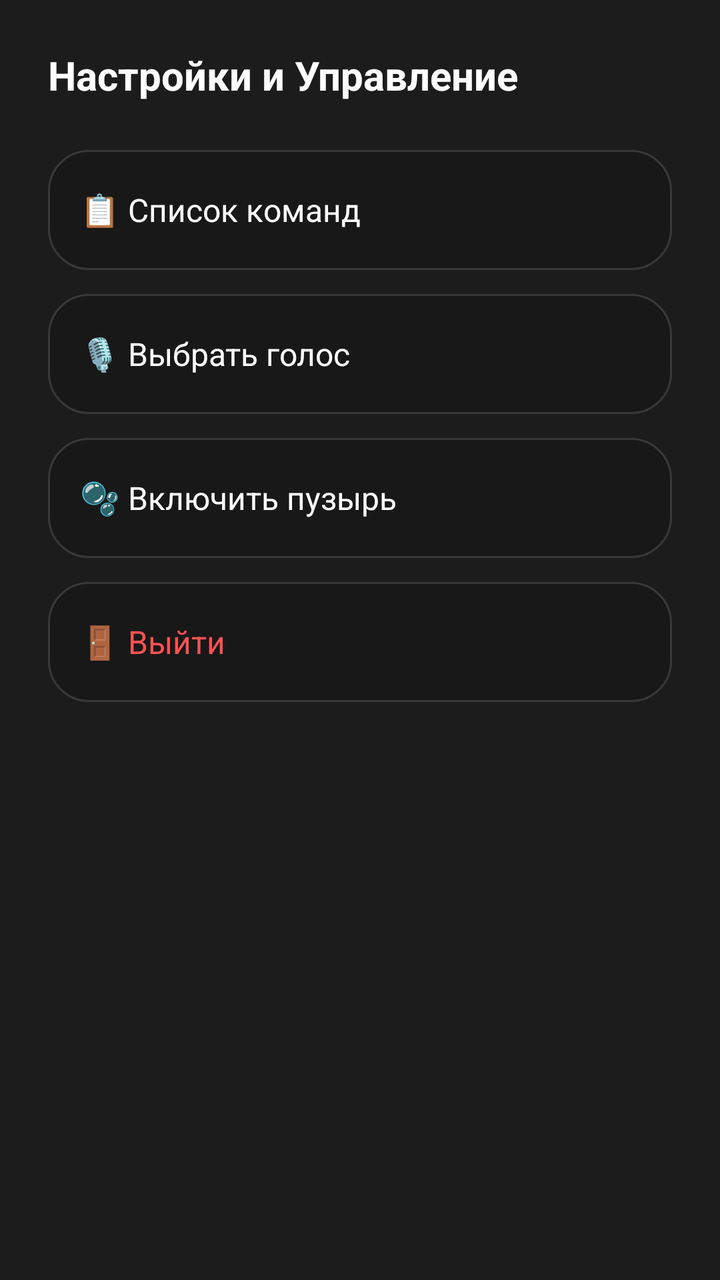
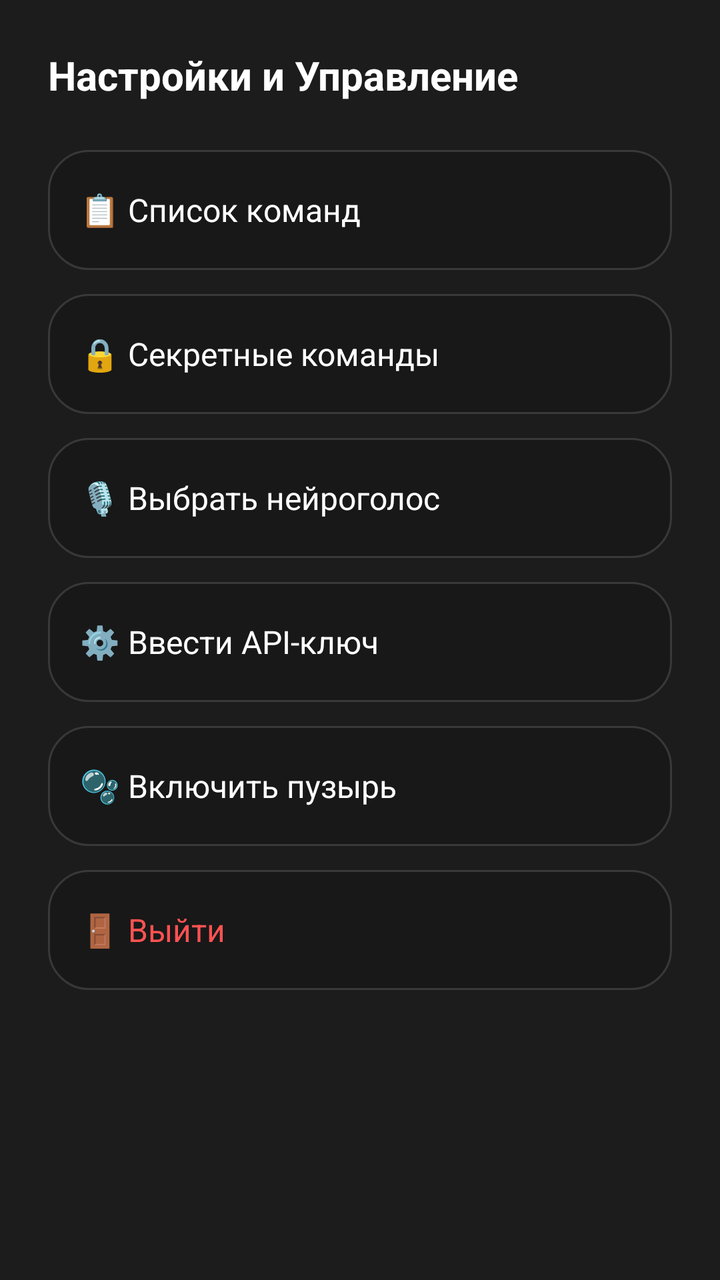

Two renders of the same Android screen: before a commit and after it. Below are the layout's source before the change and the commit's diff.
<!-- AndroidManifest.xml: application theme Theme.Jarvis -->
<!-- res/layout/dialog_menu.xml -->
<?xml version="1.0" encoding="utf-8"?>
<LinearLayout xmlns:android="http://schemas.android.com/apk/res/android"
    android:layout_width="match_parent"
    android:layout_height="wrap_content"
    android:orientation="vertical"
    android:padding="24dp"
    android:background="#1C1C1C">

    <TextView
        android:layout_width="wrap_content"
        android:layout_height="wrap_content"
        android:text="Настройки и Управление"
        android:textColor="#FFFFFF"
        android:textSize="20sp"
        android:textStyle="bold"
        android:layout_marginBottom="24dp"/>

    
    <LinearLayout
        android:id="@+id/btnMenuCommands"
        android:layout_width="match_parent"
        android:layout_height="60dp"
        android:orientation="horizontal"
        android:gravity="center_vertical"
        android:background="@drawable/bg_glass"
        android:padding="16dp"
        android:layout_marginBottom="12dp">
        <TextView
            android:layout_width="0dp"
            android:layout_height="wrap_content"
            android:layout_weight="1"
            android:text="📋 Список команд"
            android:textColor="#FFFFFF"
            android:textSize="16sp"/>
    </LinearLayout>

    
    <LinearLayout
        android:id="@+id/btnMenuVoice"
        android:layout_width="match_parent"
        android:layout_height="60dp"
        android:orientation="horizontal"
        android:gravity="center_vertical"
        android:background="@drawable/bg_glass"
        android:padding="16dp"
        android:layout_marginBottom="12dp">
        <TextView
            android:layout_width="0dp"
            android:layout_height="wrap_content"
            android:layout_weight="1"
            android:text="🎙 Выбрать голос"
            android:textColor="#FFFFFF"
            android:textSize="16sp"/>
    </LinearLayout>

    
    <LinearLayout
        android:id="@+id/btnMenuBubble"
        android:layout_width="match_parent"
        android:layout_height="60dp"
        android:orientation="horizontal"
        android:gravity="center_vertical"
        android:background="@drawable/bg_glass"
        android:padding="16dp"
        android:layout_marginBottom="12dp">
        <TextView
            android:id="@+id/tvBubbleStatus"
            android:layout_width="0dp"
            android:layout_height="wrap_content"
            android:layout_weight="1"
            android:text="🫧 Включить пузырь"
            android:textColor="#FFFFFF"
            android:textSize="16sp"/>
    </LinearLayout>

    
    <LinearLayout
        android:id="@+id/btnMenuLogout"
        android:layout_width="match_parent"
        android:layout_height="60dp"
        android:orientation="horizontal"
        android:gravity="center_vertical"
        android:background="@drawable/bg_glass"
        android:padding="16dp">
        <TextView
            android:layout_width="0dp"
            android:layout_height="wrap_content"
            android:layout_weight="1"
            android:text="🚪 Выйти"
            android:textColor="#FF5252"
            android:textSize="16sp"/>
    </LinearLayout>
</LinearLayout>
<!-- resources referenced by this layout -->
<resources>
  <!-- drawable bg_glass (drawable) -->
  <?xml version="1.0" encoding="utf-8"?>
  <shape xmlns:android="http://schemas.android.com/apk/res/android">
      <solid android:color="#D9181818"/> 
      <corners android:radius="20dp"/>
      <stroke android:width="1dp" android:color="#22FFFFFF"/> 
  </shape>
  <style name="Theme.Jarvis" parent="Theme.Material3.Dark.NoActionBar">
          <item name="colorPrimary">#6C63FF</item>
          <item name="android:statusBarColor">#0B0B0E</item>
          <item name="android:windowLightStatusBar">false</item>
          <item name="android:navigationBarColor">#0B0B0E</item>
      </style>
</resources>

<!-- the commit's change to res/layout/dialog_menu.xml (unified diff, before → after) -->
@@ -15,79 +15,28 @@
         android:textStyle="bold"
         android:layout_marginBottom="24dp"/>
 
-    
-    <LinearLayout
-        android:id="@+id/btnMenuCommands"
-        android:layout_width="match_parent"
-        android:layout_height="60dp"
-        android:orientation="horizontal"
-        android:gravity="center_vertical"
-        android:background="@drawable/bg_glass"
-        android:padding="16dp"
-        android:layout_marginBottom="12dp">
-        <TextView
-            android:layout_width="0dp"
-            android:layout_height="wrap_content"
-            android:layout_weight="1"
-            android:text="📋 Список команд"
-            android:textColor="#FFFFFF"
-            android:textSize="16sp"/>
+    <LinearLayout android:id="@+id/btnMenuCommands" android:layout_width="match_parent" android:layout_height="60dp" android:orientation="horizontal" android:gravity="center_vertical" android:background="@drawable/bg_glass" android:padding="16dp" android:layout_marginBottom="12dp">
+        <TextView android:layout_width="0dp" android:layout_height="wrap_content" android:layout_weight="1" android:text="📋 Список команд" android:textColor="#FFFFFF" android:textSize="16sp"/>
+    </LinearLayout>
+
+    <LinearLayout android:id="@+id/btnMenuSecrets" android:layout_width="match_parent" android:layout_height="60dp" android:orientation="horizontal" android:gravity="center_vertical" android:background="@drawable/bg_glass" android:padding="16dp" android:layout_marginBottom="12dp">
+        <TextView android:layout_width="0dp" android:layout_height="wrap_content" android:layout_weight="1" android:text="🔒 Секретные команды" android:textColor="#FFFFFF" android:textSize="16sp"/>
+    </LinearLayout>
+
+    <LinearLayout android:id="@+id/btnMenuVoice" android:layout_width="match_parent" android:layout_height="60dp" android:orientation="horizontal" android:gravity="center_vertical" android:background="@drawable/bg_glass" android:padding="16dp" android:layout_marginBottom="12dp">
+        <TextView android:layout_width="0dp" android:layout_height="wrap_content" android:layout_weight="1" android:text="🎙 Выбрать нейроголос" android:textColor="#FFFFFF" android:textSize="16sp"/>
     </LinearLayout>
 
     
-    <LinearLayout
-        android:id="@+id/btnMenuVoice"
-        android:layout_width="match_parent"
-        android:layout_height="60dp"
-        android:orientation="horizontal"
-        android:gravity="center_vertical"
-        android:background="@drawable/bg_glass"
-        android:padding="16dp"
-        android:layout_marginBottom="12dp">
-        <TextView
-            android:layout_width="0dp"
-            android:layout_height="wrap_content"
-            android:layout_weight="1"
-            android:text="🎙 Выбрать голос"
-            android:textColor="#FFFFFF"
-            android:textSize="16sp"/>
+    <LinearLayout android:id="@+id/btnMenuSettings" android:layout_width="match_parent" android:layout_height="60dp" android:orientation="horizontal" android:gravity="center_vertical" android:background="@drawable/bg_glass" android:padding="16dp" android:layout_marginBottom="12dp">
+        <TextView android:layout_width="0dp" android:layout_height="wrap_content" android:layout_weight="1" android:text="⚙️ Ввести API-ключ" android:textColor="#FFFFFF" android:textSize="16sp"/>
     </LinearLayout>
 
-    
-    <LinearLayout
-        android:id="@+id/btnMenuBubble"
-        android:layout_width="match_parent"
-        android:layout_height="60dp"
-        android:orientation="horizontal"
-        android:gravity="center_vertical"
-        android:background="@drawable/bg_glass"
-        android:padding="16dp"
-        android:layout_marginBottom="12dp">
-        <TextView
-            android:id="@+id/tvBubbleStatus"
-            android:layout_width="0dp"
-            android:layout_height="wrap_content"
-            android:layout_weight="1"
-            android:text="🫧 Включить пузырь"
-            android:textColor="#FFFFFF"
-            android:textSize="16sp"/>
+    <LinearLayout android:id="@+id/btnMenuBubble" android:layout_width="match_parent" android:layout_height="60dp" android:orientation="horizontal" android:gravity="center_vertical" android:background="@drawable/bg_glass" android:padding="16dp" android:layout_marginBottom="12dp">
+        <TextView android:id="@+id/tvBubbleStatus" android:layout_width="0dp" android:layout_height="wrap_content" android:layout_weight="1" android:text="🫧 Включить пузырь" android:textColor="#FFFFFF" android:textSize="16sp"/>
     </LinearLayout>
 
-    
-    <LinearLayout
-        android:id="@+id/btnMenuLogout"
-        android:layout_width="match_parent"
-        android:layout_height="60dp"
-        android:orientation="horizontal"
-        android:gravity="center_vertical"
-        android:background="@drawable/bg_glass"
-        android:padding="16dp">
-        <TextView
-            android:layout_width="0dp"
-            android:layout_height="wrap_content"
-            android:layout_weight="1"
-            android:text="🚪 Выйти"
-            android:textColor="#FF5252"
-            android:textSize="16sp"/>
+    <LinearLayout android:id="@+id/btnMenuLogout" android:layout_width="match_parent" android:layout_height="60dp" android:orientation="horizontal" android:gravity="center_vertical" android:background="@drawable/bg_glass" android:padding="16dp">
+        <TextView android:layout_width="0dp" android:layout_height="wrap_content" android:layout_weight="1" android:text="🚪 Выйти" android:textColor="#FF5252" android:textSize="16sp"/>
     </LinearLayout>
 </LinearLayout>
